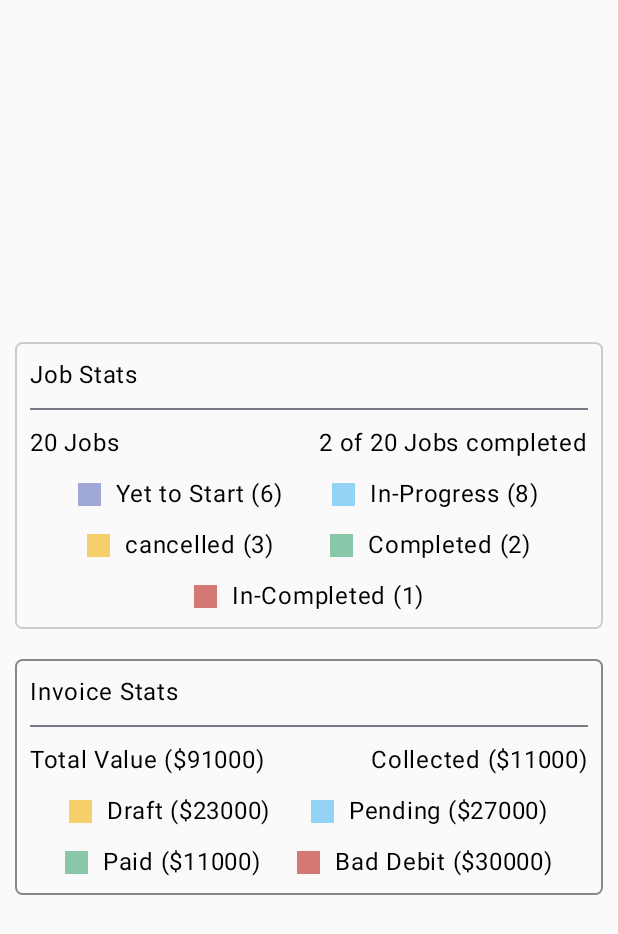
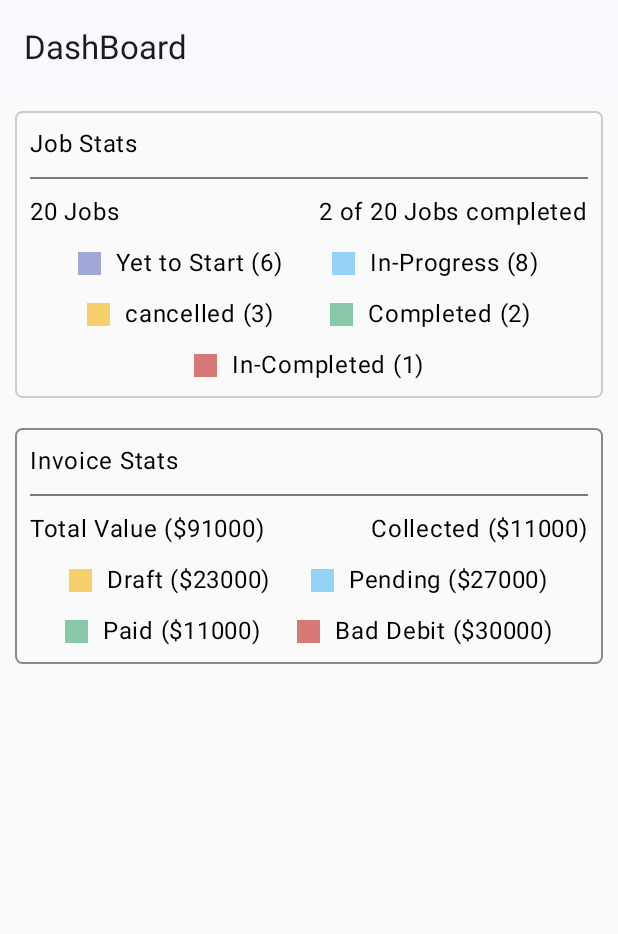
Before and after one commit to KannanGOfficial/Zuper-Dashboard, an Android app built with Jetpack Compose: the first screen one second after launch (MainActivity), on a phone screen of 412 x 824 dp. Shown: the top 934 px of the screen. Run offline under Robolectric (Android 15) with nearby library versions, the phone set to English and light mode, and no system bars.

Commit message:
app bar is added

```diff
--- a/app/src/main/java/zuper/dev/android/dashboard/data/remote/ApiDataSource.kt
+++ b/app/src/main/java/zuper/dev/android/dashboard/data/remote/ApiDataSource.kt
@@ -14,7 +14,7 @@ class ApiDataSource {
         return flow {
             while (true) {
                 emit(SampleData.generateRandomJobList(20))
-                delay(30.seconds.inWholeMilliseconds)
+                delay(3.seconds.inWholeMilliseconds)
             }
         }
     }
@@ -23,7 +23,7 @@ class ApiDataSource {
         return flow {
             while (true) {
                 emit(SampleData.generateRandomInvoiceList(20))
-                delay(30.seconds.inWholeMilliseconds)
+                delay(3.seconds.inWholeMilliseconds)
             }
         }
     }
--- a/app/src/main/java/zuper/dev/android/dashboard/ui/dashboard/DashBoardScreen.kt
+++ b/app/src/main/java/zuper/dev/android/dashboard/ui/dashboard/DashBoardScreen.kt
@@ -3,6 +3,7 @@ package zuper.dev.android.dashboard.ui.dashboard
 import androidx.compose.foundation.BorderStroke
 import androidx.compose.foundation.background
 import androidx.compose.foundation.border
+import androidx.compose.foundation.clickable
 import androidx.compose.foundation.layout.Arrangement
 import androidx.compose.foundation.layout.Box
 import androidx.compose.foundation.layout.Column
@@ -14,7 +15,9 @@ import androidx.compose.foundation.layout.padding
 import androidx.compose.foundation.layout.width
 import androidx.compose.foundation.shape.RoundedCornerShape
 import androidx.compose.material3.Divider
+import androidx.compose.material3.ExperimentalMaterial3Api
 import androidx.compose.material3.Text
+import androidx.compose.material3.TopAppBar
 import androidx.compose.runtime.Composable
 import androidx.compose.ui.Alignment
 import androidx.compose.ui.Modifier
@@ -32,6 +35,7 @@ import zuper.dev.android.dashboard.ui.theme.LightBlue
 import zuper.dev.android.dashboard.ui.theme.LightPurple
 import zuper.dev.android.dashboard.utils.navigation.Screens
 
+@OptIn(ExperimentalMaterial3Api::class)
 @Composable
 fun DashBoardScreen(
     navHostController: NavHostController
@@ -42,17 +46,26 @@ fun DashBoardScreen(
         DashboardViewModel(dataRepository)
     }
 
+    Box(modifier = Modifier.fillMaxSize()){
+
+        Column {
+
+            TopAppBar(title = { Text(text = "DashBoard")})
+
 
             Box(
                 modifier = Modifier
                     .fillMaxSize()
-            .padding(10.dp), contentAlignment = Alignment.Center
+                    .padding(10.dp)
             ) {
                 Column(verticalArrangement = Arrangement.spacedBy(20.dp)) {
+
                     JobStatusCard(uiState = viewModel.uiState) {
                         navHostController.navigate(Screens.JOBS_SCREEN.route)
                     }
                     InvoiceStatusCard(uiState = viewModel.uiState)
+                }
+            }
         }
     }
 }
@@ -85,6 +98,9 @@ fun JobStatusCard(
             .fillMaxWidth()
             .border(BorderStroke(1.dp, Color.LightGray), shape = RoundedCornerShape(5.dp))
             .padding(10.dp)
+            .clickable {
+                onClick()
+            }
     ) {
 
         Column(
```
Lines whose indentation alone changed are shown as unchanged.
